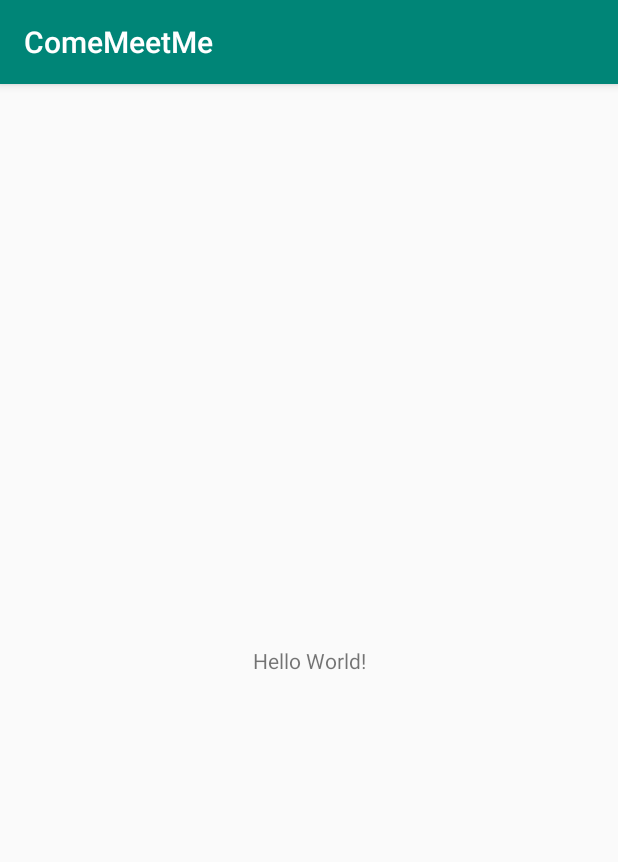
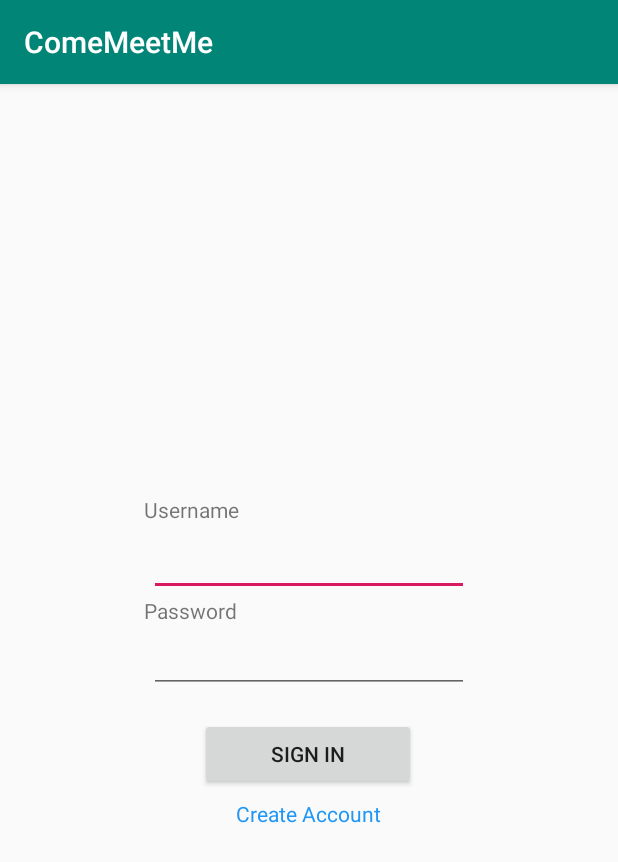
Before and after one commit to gray1273/ComeMeetMe, an Android app: the screen it shows after launch (MainActivity), on a phone screen of 412 x 824 dp. Shown: the top 862 px of the screen. Run offline under Robolectric (Android 15) with nearby library versions, the phone set to English and light mode, and no system bars.

Commit message:
Added sign in page activity and example fragment

```diff
--- a/app/build.gradle
+++ b/app/build.gradle
@@ -5,8 +5,8 @@ android {
     buildToolsVersion "31.0.0"
     defaultConfig {
         applicationId "com.example.comemeetme"
-        minSdkVersion 15
-        targetSdkVersion 31
+        minSdkVersion 16
+        targetSdkVersion 29
         versionCode 1
         versionName "1.0"
         testInstrumentationRunner "androidx.test.runner.AndroidJUnitRunner"
@@ -23,6 +23,7 @@ dependencies {
     implementation fileTree(dir: 'libs', include: ['*.jar'])
     implementation 'androidx.appcompat:appcompat:1.3.1'
     implementation 'androidx.constraintlayout:constraintlayout:2.1.1'
+    implementation 'androidx.legacy:legacy-support-v4:1.0.0'
     testImplementation 'junit:junit:4.12'
     androidTestImplementation 'androidx.test:runner:1.4.0'
     androidTestImplementation 'androidx.test.espresso:espresso-core:3.4.0'
--- a/app/src/main/java/com/example/comemeetme/MainActivity.java
+++ b/app/src/main/java/com/example/comemeetme/MainActivity.java
@@ -2,6 +2,8 @@ package com.example.comemeetme;
 
 import androidx.appcompat.app.AppCompatActivity;
 import android.os.Bundle;
+import android.view.View;
+import android.widget.Button;
 
 public class MainActivity extends AppCompatActivity {
 
@@ -9,5 +11,16 @@ public class MainActivity extends AppCompatActivity {
     protected void onCreate(Bundle savedInstanceState) {
         super.onCreate(savedInstanceState);
         setContentView(R.layout.activity_main);
+
+        final Button button = findViewById(R.id.button);
+        button.setOnClickListener(new View.OnClickListener() {
+            public void onClick(View v) {
+                // Code here executes on main thread after user presses button
+                getSupportFragmentManager().beginTransaction()
+                        .setReorderingAllowed(true)
+                        .add(R.id.fragment_container_view, BlankFragment.class, null)
+                        .commit();
+            }
+        });
     }
 }
--- a/app/src/main/res/layout/activity_main.xml
+++ b/app/src/main/res/layout/activity_main.xml
@@ -1,19 +1,98 @@
 <?xml version="1.0" encoding="utf-8"?>
-<androidx.constraintlayout.widget.ConstraintLayout
-    xmlns:android="http://schemas.android.com/apk/res/android"
+<androidx.constraintlayout.widget.ConstraintLayout xmlns:android="http://schemas.android.com/apk/res/android"
+    xmlns:app="http://schemas.android.com/apk/res-auto"
     xmlns:tools="http://schemas.android.com/tools"
-    xmlns:app="http://schemas.android.com/apk/res-auto"
     android:layout_width="match_parent"
     android:layout_height="match_parent"
     tools:context=".MainActivity">
 
-    <TextView
+    <androidx.fragment.app.FragmentContainerView
+        android:id="@+id/fragment_container_view"
+        android:layout_width="match_parent"
+        android:layout_height="match_parent"
+        app:layout_constraintEnd_toEndOf="parent"
+        app:layout_constraintHorizontal_bias="0.5"
+        app:layout_constraintBottom_toBottomOf="parent"
+        app:layout_constraintStart_toStartOf="parent" />
+
+    <Button
+        android:id="@+id/button"
+        android:layout_width="144dp"
+        android:layout_height="48dp"
+        android:text="Sign In"
+        app:layout_constraintBottom_toBottomOf="parent"
+        app:layout_constraintEnd_toEndOf="parent"
+        app:layout_constraintHorizontal_bias="0.497"
+        app:layout_constraintStart_toStartOf="parent"
+        app:layout_constraintTop_toTopOf="parent"
+        app:layout_constraintVertical_bias="0.587" />
+
+    <EditText
+        android:id="@+id/editTextTextPersonName"
         android:layout_width="wrap_content"
         android:layout_height="wrap_content"
-        android:text="Hello World!"
+        android:ems="10"
+        android:inputType="textWebEditText"
+        android:minHeight="48dp"
+        app:layout_constraintBottom_toTopOf="@+id/button"
+        app:layout_constraintEnd_toEndOf="parent"
+        app:layout_constraintStart_toStartOf="parent"
+        app:layout_constraintTop_toTopOf="parent"
+        app:layout_constraintVertical_bias="0.783"
+        tools:ignore="SpeakableTextPresentCheck" />
+
+    <EditText
+        android:id="@+id/editTextTextPassword"
+        android:layout_width="wrap_content"
+        android:layout_height="wrap_content"
+        android:ems="10"
+        android:inputType="textPassword"
+        android:minHeight="48dp"
+        app:layout_constraintBottom_toTopOf="@+id/button"
+        app:layout_constraintEnd_toEndOf="parent"
+        app:layout_constraintHorizontal_bias="0.5"
+        app:layout_constraintStart_toStartOf="parent"
+        app:layout_constraintTop_toBottomOf="@+id/editTextTextPersonName"
+        tools:ignore="SpeakableTextPresentCheck" />
+
+    <TextView
+        android:id="@+id/textView2"
+        android:layout_width="wrap_content"
+        android:layout_height="wrap_content"
+        android:clickable="false"
+        android:text="Username"
+        app:layout_constraintBottom_toTopOf="@+id/editTextTextPersonName"
+        app:layout_constraintEnd_toEndOf="parent"
+        app:layout_constraintHorizontal_bias="0.276"
+        app:layout_constraintStart_toStartOf="parent"
+        app:layout_constraintTop_toTopOf="parent"
+        app:layout_constraintVertical_bias="1.0" />
+
+    <TextView
+        android:id="@+id/textView3"
+        android:layout_width="wrap_content"
+        android:layout_height="wrap_content"
+        android:text="Password"
+        app:layout_constraintBottom_toTopOf="@+id/editTextTextPassword"
+        app:layout_constraintEnd_toEndOf="parent"
+        app:layout_constraintHorizontal_bias="0.275"
+        app:layout_constraintStart_toStartOf="parent"
+        app:layout_constraintTop_toBottomOf="@+id/editTextTextPersonName"
+        app:layout_constraintVertical_bias="0.0" />
+
+    <TextView
+        android:id="@+id/textView4"
+        android:layout_width="wrap_content"
+        android:layout_height="wrap_content"
+        android:clickable="true"
+        android:minHeight="48dp"
+        android:text="Create Account"
+        android:textColor="#2196F3"
         app:layout_constraintBottom_toBottomOf="parent"
-        app:layout_constraintLeft_toLeftOf="parent"
-        app:layout_constraintRight_toRightOf="parent"
-        app:layout_constraintTop_toTopOf="parent" />
+        app:layout_constraintEnd_toEndOf="parent"
+        app:layout_constraintHorizontal_bias="0.498"
+        app:layout_constraintStart_toStartOf="parent"
+        app:layout_constraintTop_toBottomOf="@+id/button"
+        app:layout_constraintVertical_bias="0.024" />
 
 </androidx.constraintlayout.widget.ConstraintLayout>
--- a/app/src/main/res/values/strings.xml
+++ b/app/src/main/res/values/strings.xml
@@ -1,3 +1,5 @@
 <resources>
     <string name="app_name">ComeMeetMe</string>
+    <!-- TODO: Remove or change this placeholder text -->
+    <string name="hello_blank_fragment">Hello blank fragment</string>
 </resources>
--- a/build.gradle
+++ b/build.gradle
@@ -7,7 +7,7 @@ buildscript {
 
     }
     dependencies {
-        classpath 'com.android.tools.build:gradle:3.4.0'
+        classpath 'com.android.tools.build:gradle:7.0.1'
 
         // NOTE: Do not place your application dependencies here; they belong
         // in the individual module build.gradle files
```
Also changed, not shown: app/src/main/java/com/example/comemeetme/BlankFragment.java (added, +64 -0 lines), app/src/main/res/layout/fragment_blank.xml (added, +23 -0 lines), gradle/wrapper/gradle-wrapper.properties.
